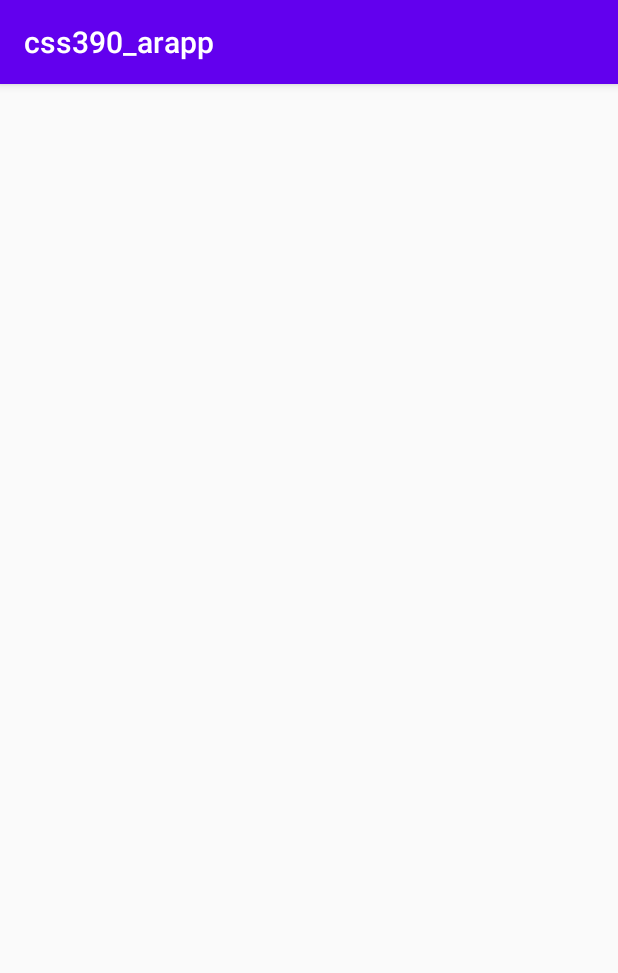
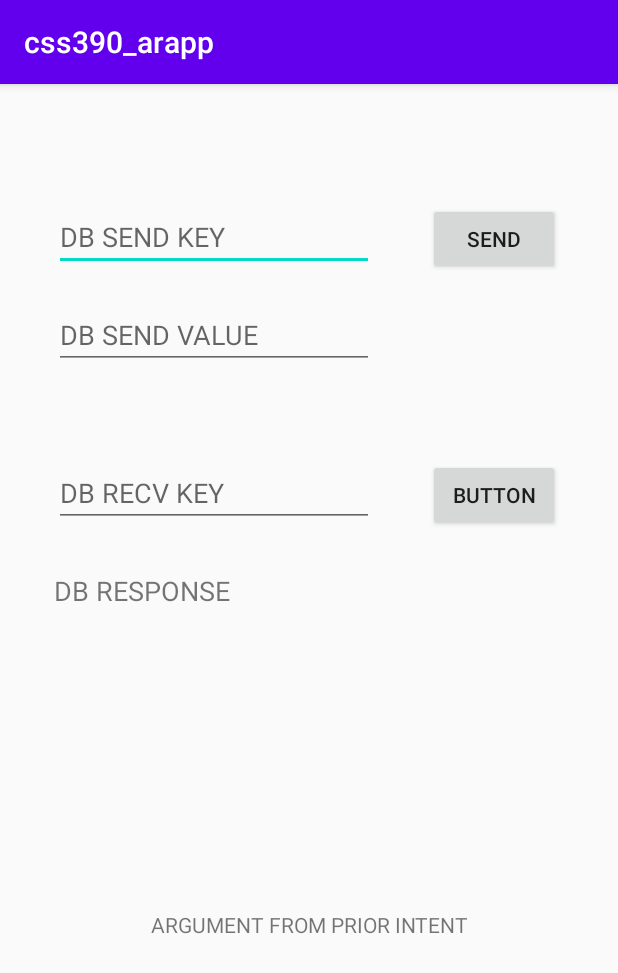
Before and after one commit to Teabeans/css390_arapp, an Android app: the lobby screen opened directly, with no data from a screen before it, on a phone screen of 412 x 824 dp. Shown: the top 973 px of the screen. Run offline under Robolectric (Android 15) with nearby library versions, the phone set to English and light mode, and no system bars.

Commit message:
Added fields and buttons to lobby activity for database communication.

```diff
--- a/app/src/main/res/layout/activity_lobby.xml
+++ b/app/src/main/res/layout/activity_lobby.xml
@@ -6,14 +6,94 @@
     android:layout_height="match_parent"
     tools:context=".lobby">
 
+    <EditText
+        android:id="@+id/db_send_key"
+        android:layout_width="wrap_content"
+        android:layout_height="wrap_content"
+        android:ems="10"
+        android:hint="DB SEND KEY"
+        android:inputType="textPersonName"
+        app:layout_constraintEnd_toStartOf="@+id/db_send"
+        app:layout_constraintStart_toStartOf="parent"
+        app:layout_constraintTop_toTopOf="@+id/db_send" />
+
+    <EditText
+        android:id="@+id/db_send_value"
+        android:layout_width="wrap_content"
+        android:layout_height="wrap_content"
+        android:layout_marginTop="20dp"
+        android:ems="10"
+        android:hint="DB SEND VALUE"
+        android:inputType="number"
+        app:layout_constraintEnd_toEndOf="@+id/db_send_key"
+        app:layout_constraintStart_toStartOf="@+id/db_send_key"
+        app:layout_constraintTop_toBottomOf="@+id/db_send_key" />
+
+    <Button
+        android:id="@+id/db_send"
+        android:layout_width="wrap_content"
+        android:layout_height="wrap_content"
+        android:text="SEND"
+        app:layout_constraintBottom_toBottomOf="parent"
+        app:layout_constraintEnd_toEndOf="parent"
+        app:layout_constraintHorizontal_bias="0.88"
+        app:layout_constraintStart_toStartOf="parent"
+        app:layout_constraintTop_toTopOf="parent"
+        app:layout_constraintVertical_bias="0.110000014" />
+
+    <EditText
+        android:id="@+id/db_recv_key"
+        android:layout_width="wrap_content"
+        android:layout_height="wrap_content"
+        android:layout_marginTop="60dp"
+        android:ems="10"
+        android:hint="DB RECV KEY"
+        android:inputType="textPersonName"
+        app:layout_constraintStart_toStartOf="@+id/db_send_key"
+        app:layout_constraintTop_toBottomOf="@+id/db_send_value" />
+
     <TextView
         android:id="@+id/statusReport"
         android:layout_width="wrap_content"
         android:layout_height="wrap_content"
         android:text="TextView"
+        android:textAlignment="center"
+        android:textSize="24sp"
         app:layout_constraintBottom_toBottomOf="parent"
         app:layout_constraintEnd_toEndOf="parent"
-        app:layout_constraintHorizontal_bias="0.5"
+        app:layout_constraintHorizontal_bias="0.495"
         app:layout_constraintStart_toStartOf="parent"
-        app:layout_constraintTop_toTopOf="parent" />
+        app:layout_constraintTop_toTopOf="parent"
+        app:layout_constraintVertical_bias="0.782" />
+
+    <TextView
+        android:id="@+id/textView"
+        android:layout_width="wrap_content"
+        android:layout_height="wrap_content"
+        android:layout_marginBottom="5dp"
+        android:text="ARGUMENT FROM PRIOR INTENT"
+        android:textAlignment="center"
+        app:layout_constraintBottom_toTopOf="@+id/statusReport"
+        app:layout_constraintEnd_toEndOf="parent"
+        app:layout_constraintStart_toStartOf="parent" />
+
+    <TextView
+        android:id="@+id/db_recv_value"
+        android:layout_width="210dp"
+        android:layout_height="45dp"
+        android:layout_marginTop="20dp"
+        android:gravity="center"
+        android:text="DB RESPONSE"
+        android:textAlignment="textStart"
+        android:textSize="18sp"
+        app:layout_constraintStart_toStartOf="@+id/db_send_key"
+        app:layout_constraintTop_toBottomOf="@+id/db_recv_key" />
+
+    <Button
+        android:id="@+id/button2"
+        android:layout_width="wrap_content"
+        android:layout_height="wrap_content"
+        android:text="Button"
+        app:layout_constraintStart_toStartOf="@+id/db_send"
+        app:layout_constraintTop_toTopOf="@+id/db_recv_key" />
 </androidx.constraintlayout.widget.ConstraintLayout>
```
